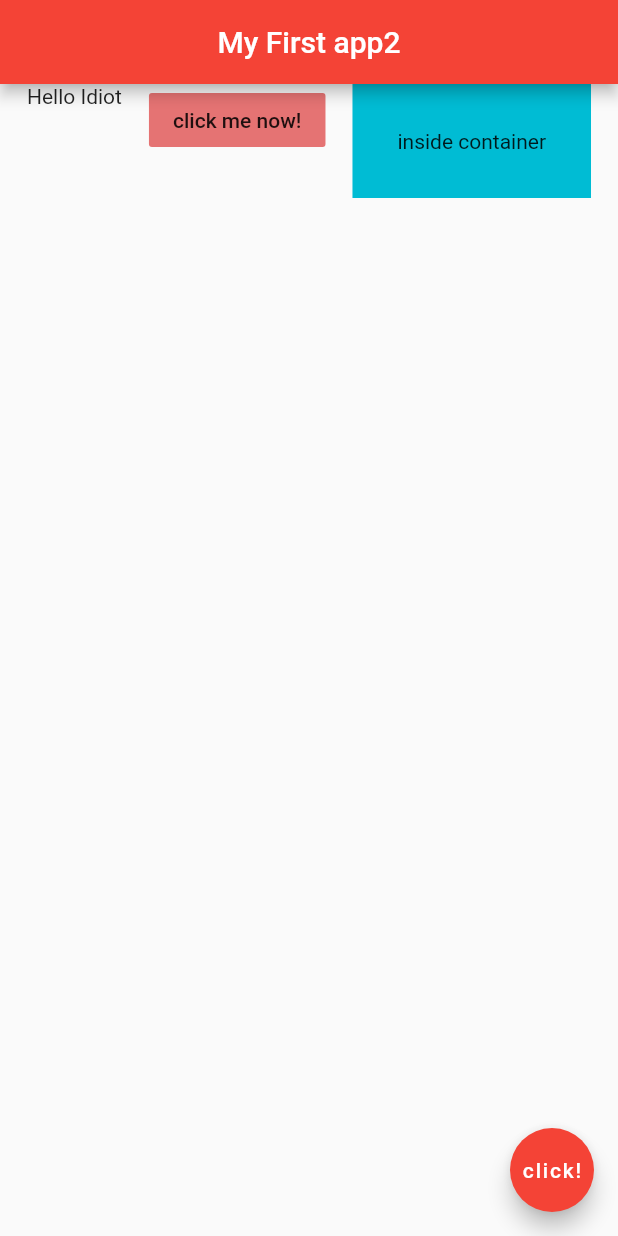
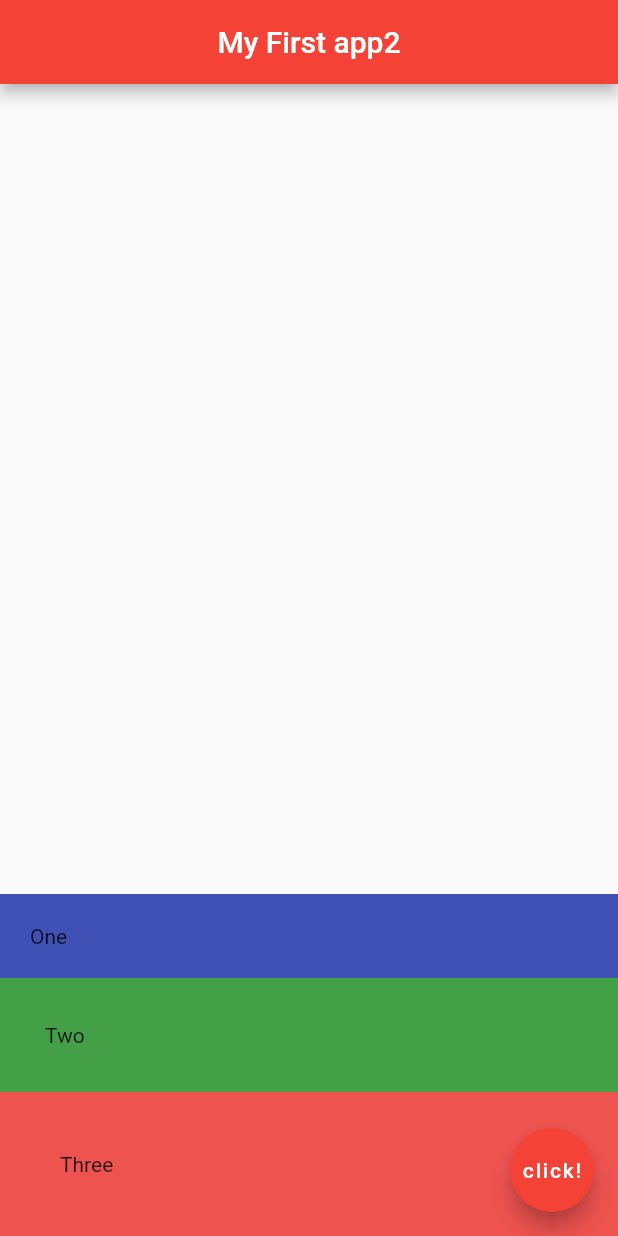
Before and after one commit to barrackboy/FlutterRun, a Flutter app: the screen it shows after launch, on a phone screen of 412 x 824 dp. Run offline on Flutter 3.47's test engine with Material 2 defaults, Android fonts, the phone set to English and light mode, and no system bars.

Commit message:
Vertical Alignment with MainxisAlignment end

```diff
--- a/lib/main.dart
+++ b/lib/main.dart
@@ -10,29 +10,31 @@ class Home extends StatelessWidget {
         title: Center(child: Text('My First app2')),
         backgroundColor: Colors.red,
       ),
-      body: Row(
-        mainAxisAlignment: MainAxisAlignment.spaceEvenly,
-       crossAxisAlignment: CrossAxisAlignment.start,
-       children: <Widget> [
-         Text('Hello Idiot'),
-         FlatButton(
-             onPressed: () {},
-             child: Text('click me now!'),
-           color: Colors.red[300],
-         ),
-         Container(
-           color: Colors.cyan,
-           padding: EdgeInsets.all(30),
-           child:Text('inside container')
-         )
-       ],
-
+      body: Column(
+        mainAxisAlignment: MainAxisAlignment.end,
+        crossAxisAlignment: CrossAxisAlignment.stretch,
+        children: <Widget>[
+          Container(
+            padding: EdgeInsets.all(20.0),
+            color: Colors.indigo,
+            child: Text('One'),
+          ),
+          Container(
+            padding: EdgeInsets.all(30.0),
+            color: Colors.green[600],
+            child: Text('Two'),
+          ),
+          Container(
+            padding: EdgeInsets.all(40.0),
+            color: Colors.red[400],
+            child: Text('Three'),
+          )
+        ],
       ),
       floatingActionButton: FloatingActionButton(
         onPressed: () {},
         child: Text('click!'),
         backgroundColor: Colors.red,
-
       ),
     );
   }
```
